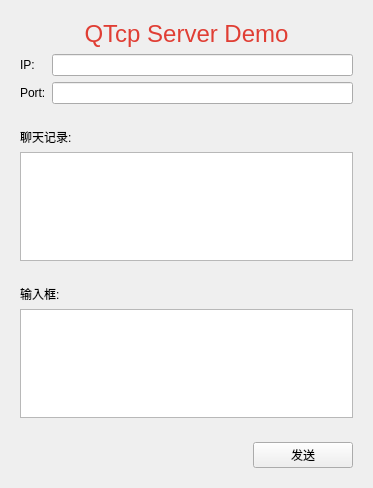
Above: server.ui from c1094179989/qt-tcpip-server-client-demo before the change. Below: the same form after it.
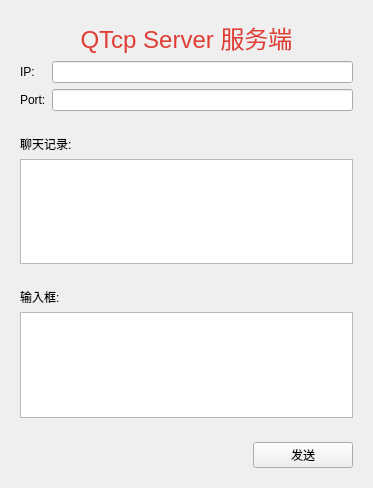
That is the form after the change.

```diff
--- a/server.ui
+++ b/server.ui
@@ -44,7 +44,7 @@
       <item row="0" column="0" colspan="2">
        <widget class="QLabel" name="label_5">
         <property name="text">
-         <string>&lt;html&gt;&lt;head/&gt;&lt;body&gt;&lt;p align=&quot;center&quot;&gt;&lt;span style=&quot; font-size:18pt; color:#e03e34;&quot;&gt;QTcp Server Demo&lt;/span&gt;&lt;/p&gt;&lt;/body&gt;&lt;/html&gt;</string>
+         <string>&lt;html&gt;&lt;head/&gt;&lt;body&gt;&lt;p align=&quot;center&quot;&gt;&lt;span style=&quot; font-size:18pt; color:#e03e34;&quot;&gt;QTcp Server 服务端&lt;/span&gt;&lt;/p&gt;&lt;/body&gt;&lt;/html&gt;</string>
         </property>
        </widget>
       </item>
```
